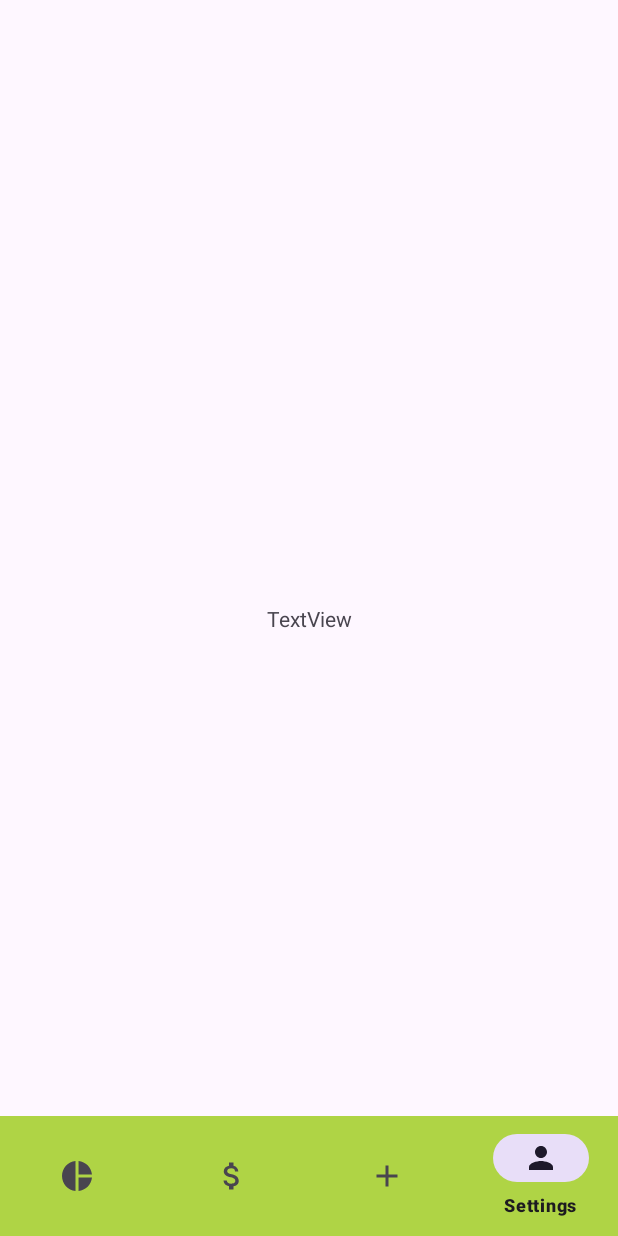
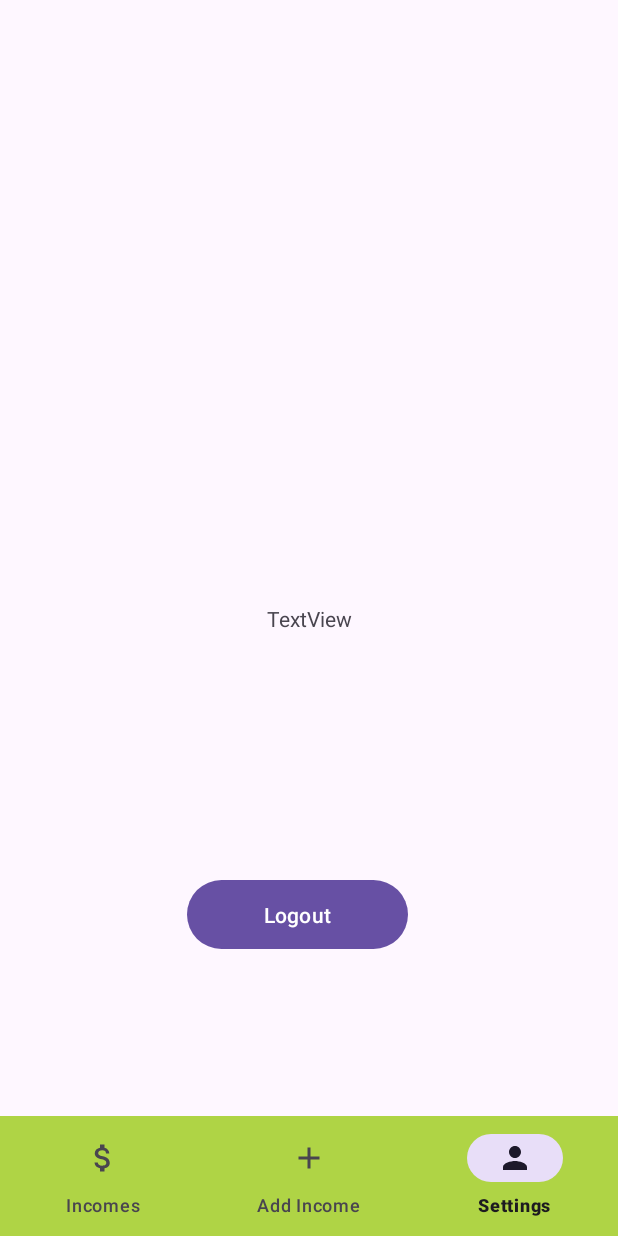
Before and after one commit to MertYigit0/BudgetManager, an Android app: the SettingsFragment screen opened through its navigation route, on a phone screen of 412 x 824 dp. Run offline under Robolectric (Android 15) with nearby library versions, the phone set to English and light mode, and no system bars; our stand-ins replace Firebase (no records; nobody signed in at launch, a user with empty details on screens opened directly), navigation-ui.

Commit message:
Bottom Navbar bug fix

```diff
--- a/app/src/main/java/com/mertyigit0/budgetmanager/MainActivity.kt
+++ b/app/src/main/java/com/mertyigit0/budgetmanager/MainActivity.kt
@@ -2,21 +2,35 @@ package com.mertyigit0.budgetmanager
 
 import androidx.appcompat.app.AppCompatActivity
 import android.os.Bundle
+import android.view.View
+import androidx.navigation.NavController
 import androidx.navigation.findNavController
 import androidx.navigation.fragment.NavHostFragment
 import androidx.navigation.ui.setupWithNavController
 import com.google.android.material.bottomnavigation.BottomNavigationView
 
 class MainActivity : AppCompatActivity() {
+    private lateinit var navController: NavController
+
     override fun onCreate(savedInstanceState: Bundle?) {
         super.onCreate(savedInstanceState)
         setContentView(R.layout.activity_main)
 
+        val navHostFragment =
+            supportFragmentManager.findFragmentById(R.id.fragmentContainerView) as NavHostFragment
+        navController = navHostFragment.navController
+
         val bottomNavigationView = findViewById<BottomNavigationView>(R.id.bottomNavigationView)
+        bottomNavigationView.setupWithNavController(navController)
 
-        val navHostFragment = supportFragmentManager.findFragmentById(R.id.fragmentContainerView) as NavHostFragment
-        val navController = navHostFragment.navController
 
-        bottomNavigationView.setupWithNavController(navController)
+        navController.addOnDestinationChangedListener { _, destination, _ ->
+            if (destination.id == R.id.loginFragment || destination.id == R.id.registerFragment) {
+                bottomNavigationView.visibility = View.GONE
+            } else {
+                bottomNavigationView.visibility = View.VISIBLE
+            }
+
+        }
     }
 }
--- a/app/src/main/java/com/mertyigit0/budgetmanager/ui/SettingsFragment.kt
+++ b/app/src/main/java/com/mertyigit0/budgetmanager/ui/SettingsFragment.kt
@@ -5,6 +5,7 @@ import androidx.fragment.app.Fragment
 import android.view.LayoutInflater
 import android.view.View
 import android.view.ViewGroup
+import androidx.navigation.Navigation
 import com.google.firebase.auth.FirebaseAuth
 import com.mertyigit0.budgetmanager.R
 import com.mertyigit0.budgetmanager.data.DatabaseHelper
@@ -14,41 +15,52 @@ import com.mertyigit0.budgetmanager.databinding.FragmentSettingsBinding
 
 class SettingsFragment : Fragment() {
 
+    private var _binding: FragmentSettingsBinding? = null
+    private val binding get() = _binding!!
 
-    private var _binding: FragmentSettingsBinding? = null;
-    private val binding get() = _binding!!;
-
-    val auth = FirebaseAuth.getInstance()
-    val currentUser = auth.currentUser
+    private lateinit var auth: FirebaseAuth
+    private val navController by lazy { Navigation.findNavController(requireView()) }
+    private val currentUser by lazy { auth.currentUser }
 
     override fun onCreate(savedInstanceState: Bundle?) {
         super.onCreate(savedInstanceState)
         arguments?.let {
 
         }
+        // FirebaseAuth örneğini al
+        auth = FirebaseAuth.getInstance()
     }
 
     override fun onCreateView(inflater: LayoutInflater, container: ViewGroup?,
                               savedInstanceState: Bundle?): View? {
-        _binding =   FragmentSettingsBinding.inflate(inflater,container,false)
-        val view = binding.root;
-        return view
-
+        _binding = FragmentSettingsBinding.inflate(inflater, container, false)
+        return binding.root
     }
 
     override fun onViewCreated(view: View, savedInstanceState: Bundle?) {
         super.onViewCreated(view, savedInstanceState)
 
-        val curentUserEmail = currentUser?.email
+        val currentUserEmail = currentUser?.email
         // SQLite veritabanından kullanıcı verilerini çekmek için uygun metodu çağırın
         val dbHelper = DatabaseHelper(requireContext())
-        val userData = curentUserEmail?.let { dbHelper.getUserData(it) }
+        val userData = currentUserEmail?.let { dbHelper.getUserData(it) }
 
         if (userData != null) {
             binding.textView2.text = userData.email
         }
+
+        binding.LogOutButton.setOnClickListener{
+            auth.signOut()
+            redirectToLoginScreen()
         }
+    }
 
+    private fun redirectToLoginScreen() {
+        navController.navigate(R.id.action_settingsFragment_to_loginFragment)
+    }
 
-
+    override fun onDestroyView() {
+        super.onDestroyView()
+        _binding = null
     }
+}
--- a/app/src/main/res/layout/fragment_settings.xml
+++ b/app/src/main/res/layout/fragment_settings.xml
@@ -15,4 +15,18 @@
         app:layout_constraintEnd_toEndOf="parent"
         app:layout_constraintStart_toStartOf="parent"
         app:layout_constraintTop_toTopOf="parent" />
+
+    <Button
+        android:id="@+id/LogOutButton"
+        android:layout_width="147dp"
+        android:layout_height="54dp"
+        android:text="Logout"
+        app:layout_constraintBottom_toBottomOf="parent"
+        app:layout_constraintEnd_toEndOf="parent"
+        app:layout_constraintHorizontal_bias="0.471"
+        app:layout_constraintStart_toStartOf="parent"
+        app:layout_constraintTop_toTopOf="parent"
+        app:layout_constraintVertical_bias="0.758" />
+
+
 </androidx.constraintlayout.widget.ConstraintLayout>
--- a/app/src/main/res/menu/bottom_menu.xml
+++ b/app/src/main/res/menu/bottom_menu.xml
@@ -1,10 +1,8 @@
 <?xml version="1.0" encoding="utf-8"?>
 <menu xmlns:android="http://schemas.android.com/apk/res/android">
 
-    <item
-        android:id="@+id/homeFragment"
-        android:title="Home"
-        android:icon="@drawable/baseline_pie_chart_24" />
+
+
 
     <item
         android:id="@+id/incomeFragment"
--- a/app/src/main/res/navigation/nav_graph.xml
+++ b/app/src/main/res/navigation/nav_graph.xml
@@ -52,5 +52,9 @@
         android:id="@+id/settingsFragment"
         android:name="com.mertyigit0.budgetmanager.ui.SettingsFragment"
         android:label="fragment_settings"
-        tools:layout="@layout/fragment_settings" />
+        tools:layout="@layout/fragment_settings" >
+        <action
+            android:id="@+id/action_settingsFragment_to_loginFragment"
+            app:destination="@id/loginFragment" />
+    </fragment>
 </navigation>
```
